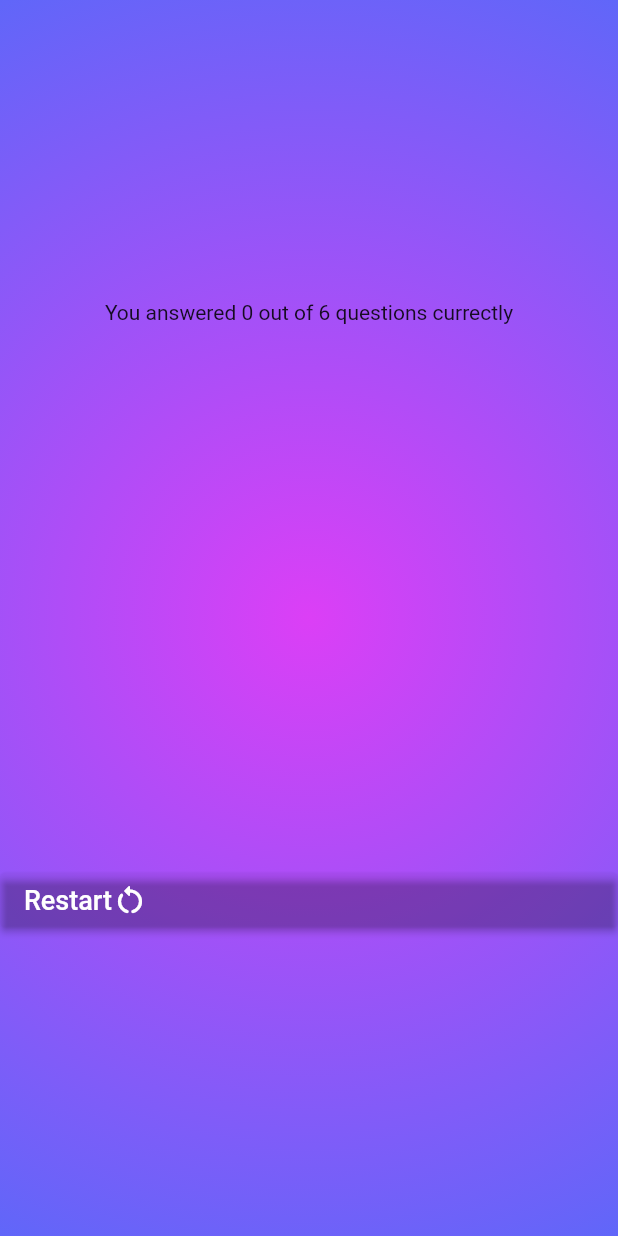
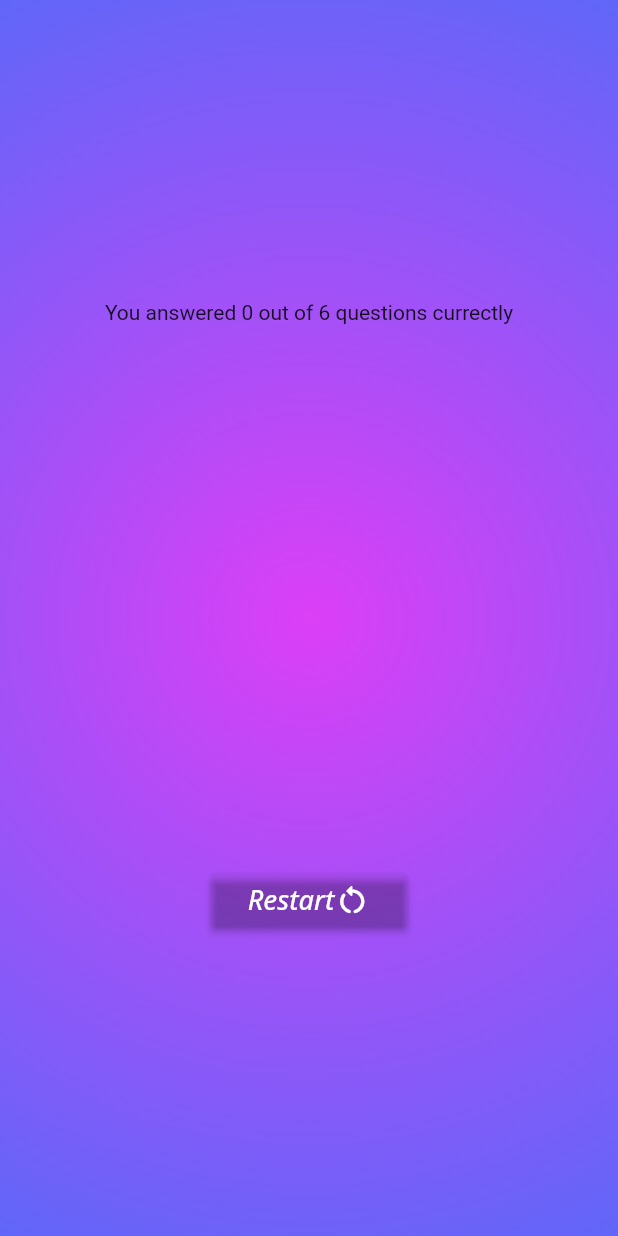
Before and after one commit to Vedant62/quiz_app, a Flutter app: the ResultsScreen widget shown alone on an empty page, opened directly with empty values, on a phone screen of 412 x 824 dp. Run offline on Flutter 3.47's test engine with Material 2 defaults, Android fonts, the phone set to English and light mode, and no system bars; our stand-ins replace google_fonts.

Commit message:
added functionality to restart button

```diff
--- a/lib/quiz.dart
+++ b/lib/quiz.dart
@@ -25,7 +25,12 @@ class _QuizState extends State<Quiz> {
     activeScreen = StartScreen(switchScreen);
     super.initState();
   }
-
+  void restartQuiz(){
+    setState(() {
+      selectedAnswers = [];
+      activeScreen = QuestionsScreen(onSelectAnswer: chooseAnswer);
+    });
+  }
   void switchScreen() {
     setState(() {
       activeScreen =  QuestionsScreen(onSelectAnswer: chooseAnswer,);
@@ -35,7 +40,7 @@ class _QuizState extends State<Quiz> {
       selectedAnswers.add(answer);
       if(selectedAnswers.length == questions.length){
           setState(() {
-            activeScreen = ResultsScreen(chosenAnswers: selectedAnswers,  );
+            activeScreen = ResultsScreen(chosenAnswers: selectedAnswers,onRestart: restartQuiz, );
 
           });
       }
--- a/lib/results_screen.dart
+++ b/lib/results_screen.dart
@@ -1,11 +1,12 @@
 import 'package:flutter/material.dart';
+import 'package:google_fonts/google_fonts.dart';
 import 'package:quiz_app/data/questions.dart';
 import 'package:quiz_app/questions_summary.dart';
 import 'package:quiz_app/start_screen_background.dart';
 
 class ResultsScreen extends StatelessWidget {
-  const ResultsScreen({super.key, required this.chosenAnswers,});
-
+  const ResultsScreen({super.key, required this.chosenAnswers,required this.onRestart});
+  final void Function() onRestart;
   final List<String> chosenAnswers;
 
   List<Map<String, Object>> getSummaryData() {
@@ -32,7 +33,7 @@ class ResultsScreen extends StatelessWidget {
     }).length;
 
     return SizedBox(
-      width: double.infinity,
+
       child: Background(
         child: Column(
           mainAxisAlignment: MainAxisAlignment.center,
@@ -46,14 +47,21 @@ class ResultsScreen extends StatelessWidget {
               height: 30,
             ),
 
-            ElevatedButton(style: ElevatedButton.styleFrom(
-              backgroundColor: Color.fromARGB(0, 0, 0, 0)
-            ) ,onPressed: (() {}), child: Row(
-              children: [
-                Text('Restart', style: TextStyle(fontSize: 18, color: Colors.white),),
-                Icon(Icons.restart_alt_rounded, )
-              ],
-            ))
+            Center(
+              child: Padding(
+                padding: const EdgeInsets.symmetric(horizontal: 140),
+                child: ElevatedButton(style: ElevatedButton.styleFrom(
+                  backgroundColor: Color.fromARGB(0, 0, 0, 0),
+
+                ) ,onPressed: (onRestart), child: Row(
+                  mainAxisAlignment: MainAxisAlignment.center,
+                  children: [
+                    Text('Restart', style: GoogleFonts.openSans(fontSize: 18, color: Colors.white, fontStyle: FontStyle.italic),),
+                    Icon(Icons.restart_alt_rounded, weight: 10,)
+                  ],
+                )),
+              ),
+            )
           ],
         ),
       ),
```
